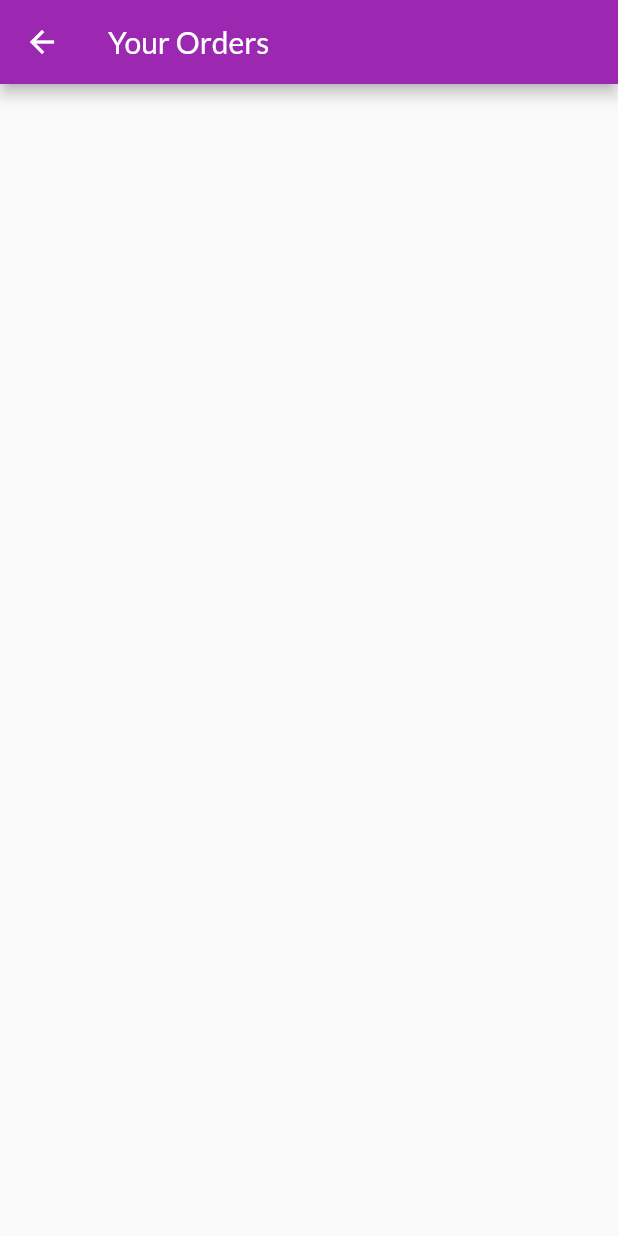
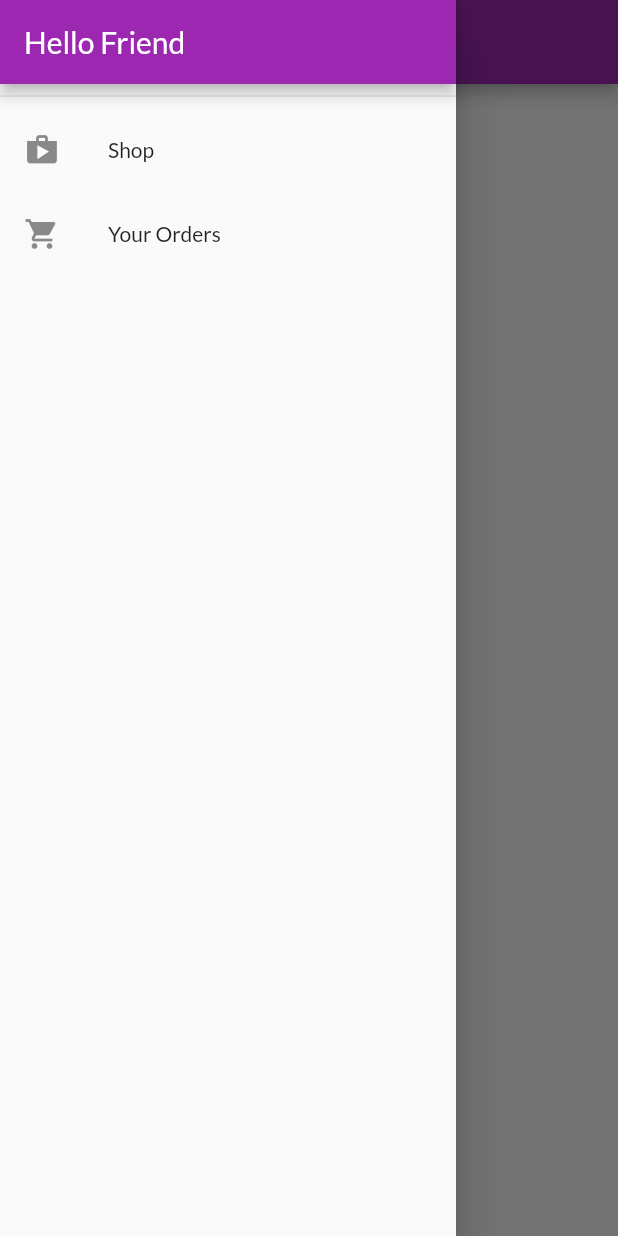
Before and after one commit to kheldar666/flutter-course, a Flutter app: the OrdersScreen screen opened by its route, with the side drawer open (before the commit the screen has no drawer), on a phone screen of 412 x 824 dp. Run offline on Flutter 3.47's test engine with Material 2 defaults, Android fonts, the phone set to English and light mode, and no system bars; our stand-ins replace animated_text_kit, audioplayers, cloud_firestore, firebase_auth, firebase_core, flutter_dotenv and 4 more; accounts and stored records are empty; network calls fail.

Commit message:
Adding a Drawer

```diff
--- a/shop_app/lib/screens/order_screen.dart
+++ b/shop_app/lib/screens/order_screen.dart
@@ -2,6 +2,7 @@ import 'package:flutter/material.dart';
 import 'package:provider/provider.dart';
 import 'package:shop_app/providers/orders.dart' show Orders;
 import 'package:shop_app/widgets/order_item.dart';
+import 'package:shop_app/widgets/shop_drawer.dart';
 
 class OrdersScreen extends StatelessWidget {
   static const routeName = '/orders';
@@ -15,6 +16,7 @@ class OrdersScreen extends StatelessWidget {
       appBar: AppBar(
         title: const Text('Your Orders'),
       ),
+      drawer: const ShopDrawer(),
       body: ListView.builder(
         itemCount: orderData.orders.length,
         itemBuilder: (ctx, i) => OrderItem(orderData.orders[i]),
--- a/shop_app/lib/screens/products_overview_screen.dart
+++ b/shop_app/lib/screens/products_overview_screen.dart
@@ -5,6 +5,7 @@ import 'package:shop_app/providers/cart.dart';
 import 'package:shop_app/screens/cart_screen.dart';
 import 'package:shop_app/widgets/badge.dart';
 import 'package:shop_app/widgets/products_grid.dart';
+import 'package:shop_app/widgets/shop_drawer.dart';
 
 class ProductsOverviewScreen extends StatefulWidget {
   static const String routeName = '/products-overview';
@@ -51,6 +52,7 @@ class _ProductsOverviewScreenState extends State<ProductsOverviewScreen> {
             ),
           ],
         ),
+        drawer: const ShopDrawer(),
         body: ProductsGrid(_filterOptions),
       ),
     );
--- a/shop_app/lib/widgets/order_item.dart
+++ b/shop_app/lib/widgets/order_item.dart
@@ -16,7 +16,7 @@ class OrderItem extends StatelessWidget {
           ListTile(
             title: Text('\$${order.amount}'),
             subtitle: Text(
-              DateFormat('dd MM yyyy hh:mm').format(order.dateTime),
+              DateFormat('dd/MM/yyyy hh:mm').format(order.dateTime),
             ),
             trailing: IconButton(
               icon: const Icon(Icons.expand_more),
--- /dev/null
+++ b/shop_app/lib/widgets/shop_drawer.dart
@@ -0,0 +1,34 @@
+import 'package:flutter/material.dart';
+import 'package:shop_app/screens/order_screen.dart';
+import 'package:shop_app/screens/products_overview_screen.dart';
+
+class ShopDrawer extends StatelessWidget {
+  const ShopDrawer({Key? key}) : super(key: key);
+
+  @override
+  Widget build(BuildContext context) {
+    return Drawer(
+      child: Column(
+        children: [
+          AppBar(
+            title: const Text('Hello Friend'),
+            automaticallyImplyLeading: false,
+          ),
+          const Divider(),
+          ListTile(
+            leading: const Icon(Icons.shop),
+            title: const Text('Shop'),
+            onTap: () => Navigator.of(context)
+                .pushReplacementNamed(ProductsOverviewScreen.routeName),
+          ),
+          ListTile(
+            leading: const Icon(Icons.shopping_cart),
+            title: const Text('Your Orders'),
+            onTap: () => Navigator.of(context)
+                .pushReplacementNamed(OrdersScreen.routeName),
+          )
+        ],
+      ),
+    );
+  }
+}
```
